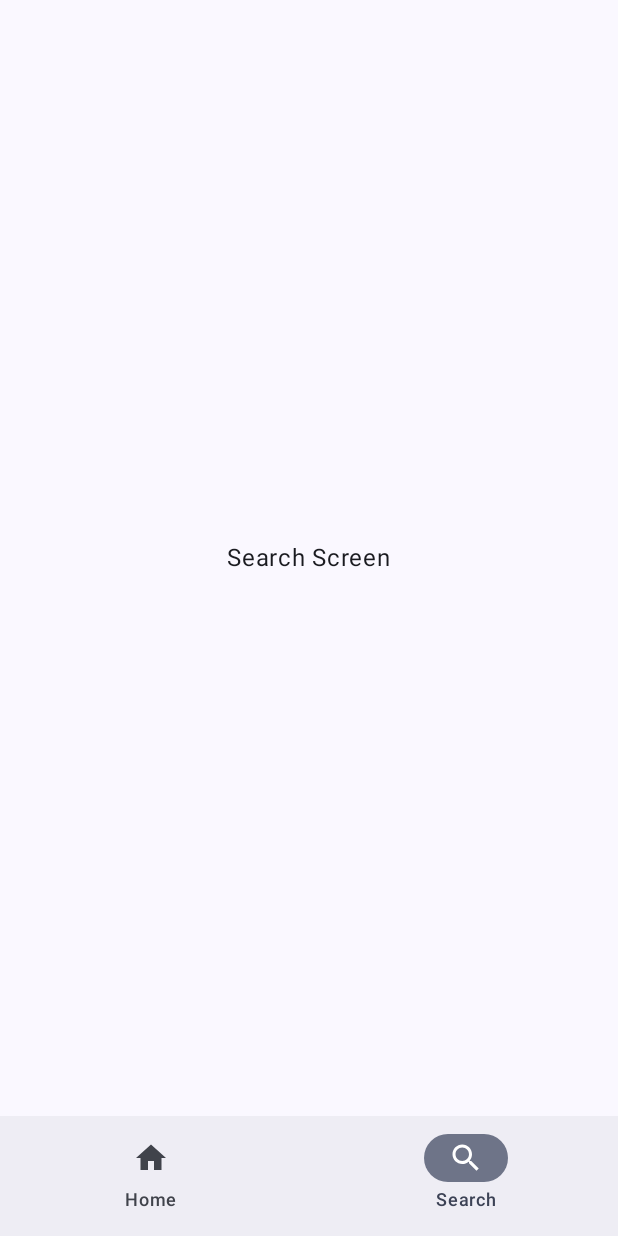
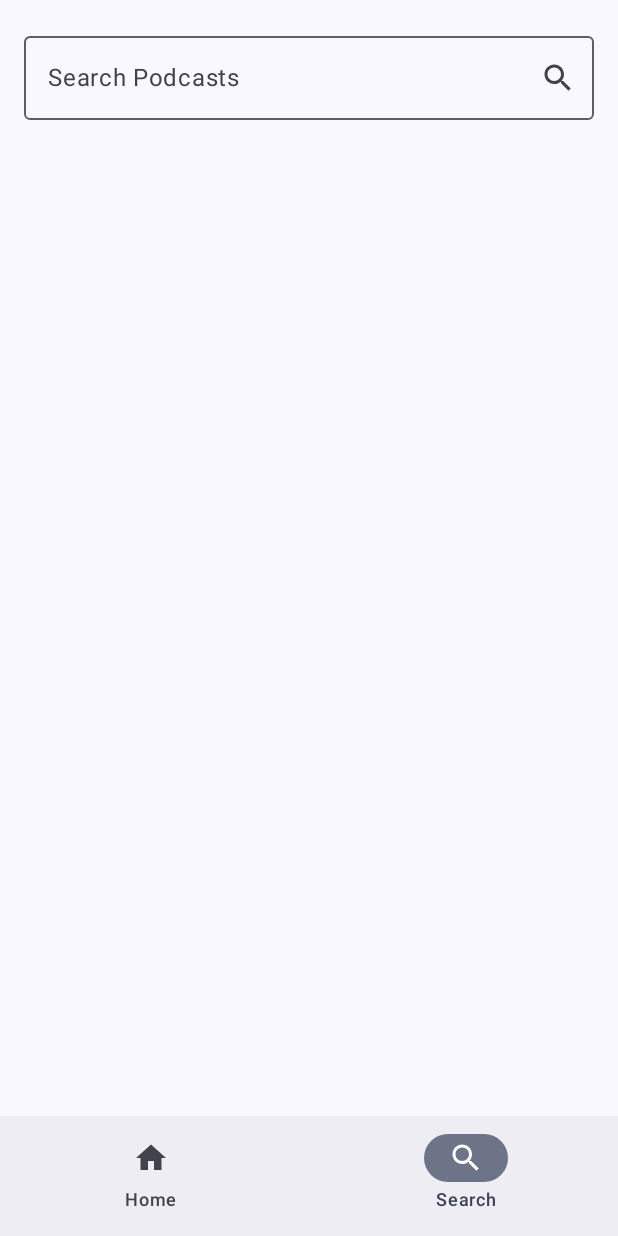
Before and after one commit to kino2718/PodCast, an Android app built with Jetpack Compose: the screen it shows after launch (MainActivity), item 2 of the bottom bar chosen, on a phone screen of 412 x 824 dp. Run offline under Robolectric (Android 15) with nearby library versions, the phone set to English and light mode, and no system bars.

Commit message:
Add podcast search screen

```diff
--- a/app/build.gradle.kts
+++ b/app/build.gradle.kts
@@ -50,6 +50,7 @@ dependencies {
     implementation(libs.androidx.ui.tooling.preview)
     implementation(libs.androidx.material3)
     implementation(libs.androidx.material.icons.extended)
+    implementation(libs.okhttp)
     testImplementation(libs.junit)
     androidTestImplementation(libs.androidx.junit)
     androidTestImplementation(libs.androidx.espresso.core)
--- a/app/src/main/java/net/kino2718/podcast/ui/search/SearchScreen.kt
+++ b/app/src/main/java/net/kino2718/podcast/ui/search/SearchScreen.kt
@@ -1,15 +1,81 @@
 package net.kino2718.podcast.ui.search
 
-import androidx.compose.foundation.layout.Box
-import androidx.compose.foundation.layout.fillMaxSize
+import androidx.compose.foundation.layout.*
+import androidx.compose.foundation.lazy.LazyColumn
+import androidx.compose.foundation.lazy.items
+import androidx.compose.material.icons.Icons
+import androidx.compose.material.icons.filled.Search
+import androidx.compose.material3.Icon
+import androidx.compose.material3.IconButton
+import androidx.compose.material3.OutlinedTextField
 import androidx.compose.material3.Text
 import androidx.compose.runtime.Composable
+import androidx.compose.runtime.getValue
+import androidx.compose.runtime.mutableStateOf
+import androidx.compose.runtime.remember
+import androidx.compose.runtime.rememberCoroutineScope
+import androidx.compose.runtime.setValue
 import androidx.compose.ui.Alignment
 import androidx.compose.ui.Modifier
+import androidx.compose.ui.unit.dp
+import kotlinx.coroutines.Dispatchers
+import kotlinx.coroutines.launch
+import kotlinx.coroutines.withContext
+import okhttp3.OkHttpClient
+import okhttp3.Request
+import org.json.JSONObject
+import java.net.URLEncoder
 
 @Composable
 fun SearchScreen(modifier: Modifier = Modifier) {
-    Box(modifier = modifier.fillMaxSize(), contentAlignment = Alignment.Center) {
-        Text(text = "Search Screen")
+    var query by remember { mutableStateOf("") }
+    var results by remember { mutableStateOf(listOf<String>()) }
+    val scope = rememberCoroutineScope()
+
+    Column(modifier = modifier.fillMaxSize().padding(16.dp)) {
+        OutlinedTextField(
+            value = query,
+            onValueChange = { query = it },
+            modifier = Modifier.fillMaxWidth(),
+            singleLine = true,
+            label = { Text("Search Podcasts") },
+            trailingIcon = {
+                IconButton(onClick = {
+                    scope.launch {
+                        results = searchPodcasts(query)
+                    }
+                }) {
+                    Icon(Icons.Default.Search, contentDescription = "Search")
+                }
+            }
+        )
+
+        Spacer(modifier = Modifier.height(16.dp))
+
+        LazyColumn(modifier = Modifier.fillMaxSize()) {
+            items(results) { name ->
+                Text(text = name, modifier = Modifier.padding(vertical = 4.dp))
+            }
+        }
     }
 }
+
+private suspend fun searchPodcasts(keyword: String): List<String> {
+    if (keyword.isBlank()) return emptyList()
+    val client = OkHttpClient()
+    val encoded = URLEncoder.encode(keyword, "UTF-8")
+    val request = Request.Builder()
+        .url("https://itunes.apple.com/search?media=podcast&term=$encoded")
+        .build()
+    return withContext(Dispatchers.IO) {
+        runCatching { client.newCall(request).execute() }.getOrNull()?.use { response ->
+            if (!response.isSuccessful) return@withContext emptyList<String>()
+            val body = response.body?.string() ?: return@withContext emptyList<String>()
+            val json = JSONObject(body)
+            val results = json.getJSONArray("results")
+            List(results.length()) { index ->
+                results.getJSONObject(index).optString("collectionName")
+            }
+        } ?: emptyList()
+    }
+}
--- a/gradle/libs.versions.toml
+++ b/gradle/libs.versions.toml
@@ -8,6 +8,7 @@ espressoCore = "3.6.1"
 lifecycleRuntimeKtx = "2.9.1"
 activityCompose = "1.10.1"
 composeBom = "2024.09.00"
+okhttp = "4.12.0"
 
 [libraries]
 androidx-core-ktx = { group = "androidx.core", name = "core-ktx", version.ref = "coreKtx" }
@@ -25,6 +26,7 @@ androidx-ui-test-manifest = { group = "androidx.compose.ui", name = "ui-test-man
 androidx-ui-test-junit4 = { group = "androidx.compose.ui", name = "ui-test-junit4" }
 androidx-material3 = { group = "androidx.compose.material3", name = "material3" }
 androidx-material-icons-extended = { group = "androidx.compose.material", name = "material-icons-extended" }
+okhttp = { group = "com.squareup.okhttp3", name = "okhttp", version.ref = "okhttp" }
 
 [plugins]
 android-application = { id = "com.android.application", version.ref = "agp" }
```
